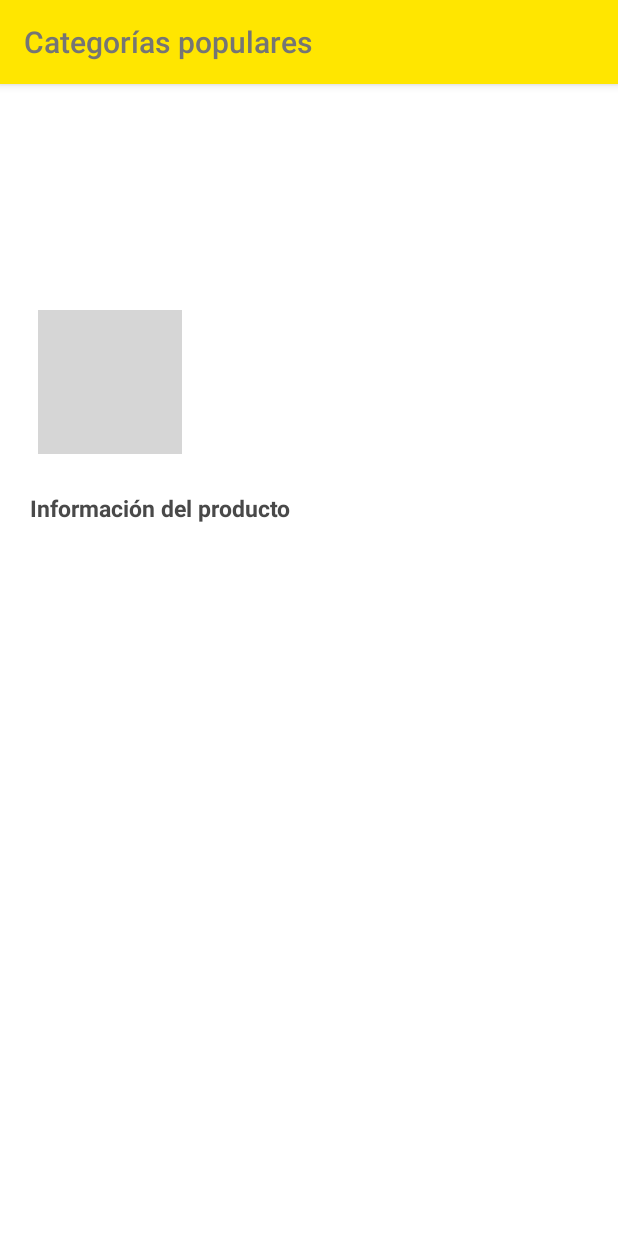
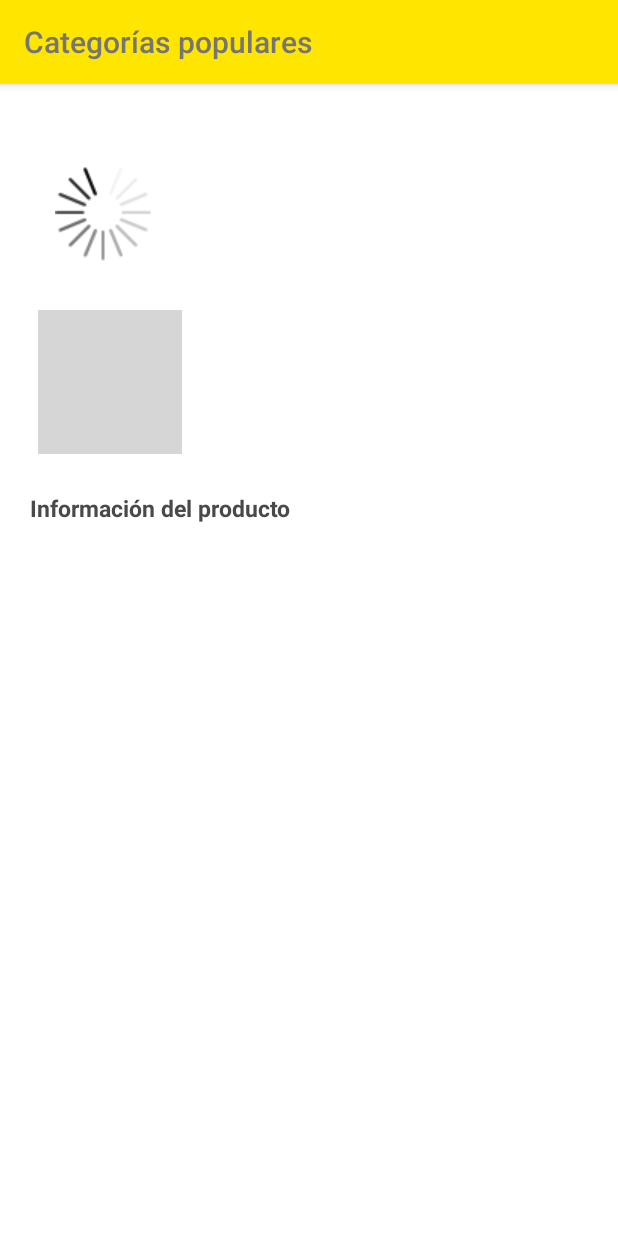
Before and after one commit to jordalex6/products_search_ML, an Android app: the fragment ProductDetailFragment placed in its activity, on a phone screen of 412 x 824 dp. Run offline under Robolectric (Android 15) with nearby library versions, the phone set to English and light mode, and no system bars; our stand-ins replace ButterKnife, Dagger/Hilt's generated code, RxJava; libraries missing offline, so code that uses them is left out: com.androidnetworking, com.androidnetworking.common, com.androidnetworking.error, com.androidnetworking.interceptors, es.dmoral.toasty; pictures from the network do not load; 3 statements that could not run were skipped; grey boxes are pictures that could not be loaded.

Commit message:
resolved some small issues with UI

```diff
--- a/app/src/main/java/com/jordanortiz/products_search_ml/presentation/screen/fragments/product_detail/ProductDetailFragment.java
+++ b/app/src/main/java/com/jordanortiz/products_search_ml/presentation/screen/fragments/product_detail/ProductDetailFragment.java
@@ -178,7 +178,7 @@ public class ProductDetailFragment extends BaseFragment {
 
     private void setUpInstallmentsView(String installment) {
         tvInstallments.setText(installment);
-        tvInstallments.setVisibility(View.VISIBLE);
+        llInstallments.setVisibility(View.VISIBLE);
     }
 
     private void setUpInstallmentsViewStyle(boolean hasInterest) {
--- a/app/src/main/java/com/jordanortiz/products_search_ml/presentation/screen/fragments/products_list/ProductsListRecyclerViewAdapter.java
+++ b/app/src/main/java/com/jordanortiz/products_search_ml/presentation/screen/fragments/products_list/ProductsListRecyclerViewAdapter.java
@@ -51,12 +51,15 @@ public class ProductsListRecyclerViewAdapter extends
         holder.mItemPrice.setText(String.format("$ %s", mItem.getPrice()));
 //        setup product installments
         if(mItem.getProductInstallments() != null){
+            Log.e("Adapter", "onBindViewHolder: " + "rate -> " + mItem.getProductInstallments().getRate() );
             if(mItem.getProductInstallments().getRate() == 0){
+                Log.e("Adapter", "onBindViewHolder: if -> " + mItem.getTitle());
                 holder.mItemInstallments.setText(String.format(
                         "Hasta %s cuotas sin interés",
                         mItem.getProductInstallments().getQuantity())
                 );
             }else{
+                Log.e("Adapter", "onBindViewHolder: else -> " + mItem.getTitle() );
                 holder.mItemInstallments.setVisibility(View.GONE);
             }
         }
--- a/app/src/main/res/layout/fragment_product_detail.xml
+++ b/app/src/main/res/layout/fragment_product_detail.xml
@@ -49,7 +49,7 @@
                     android:id="@+id/item_thumbnail"
                     android:layout_width="match_parent"
                     android:layout_height="match_parent"
-                    android:scaleType="centerInside"
+                    android:src="@drawable/loading"
                     />
 
             </androidx.appcompat.widget.LinearLayoutCompat>
@@ -182,7 +182,7 @@
 
         <androidx.appcompat.widget.LinearLayoutCompat
             android:layout_width="match_parent"
-            android:layout_height="wrap_content"
+            android:layout_height="match_parent"
             android:orientation="vertical"
             android:layout_margin="10dp">
 
```
